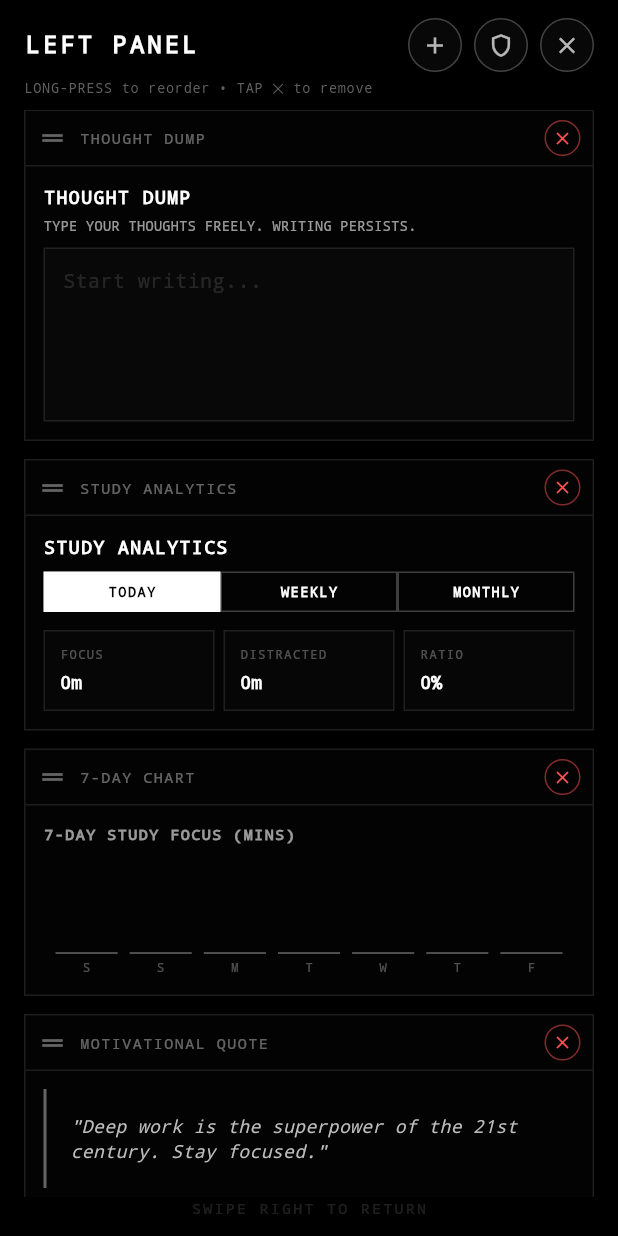
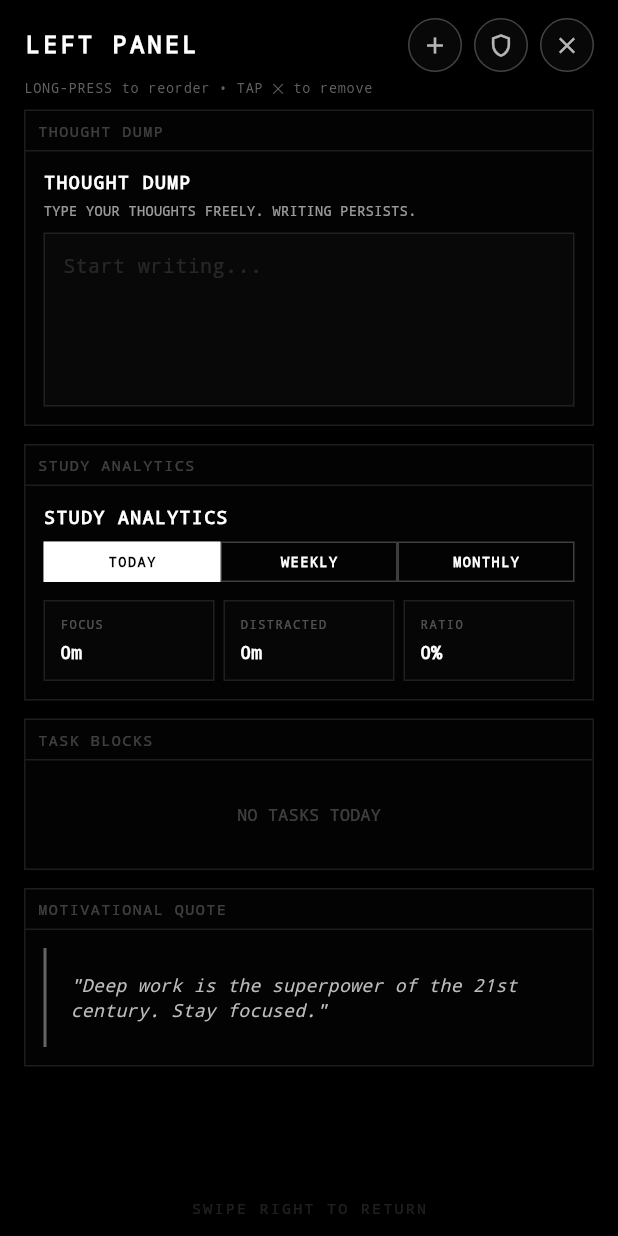
Before and after one commit to HarshDikshit/monophone, a Flutter app: the WidgetPanel widget shown alone on an empty page, opened directly with empty values, on a phone screen of 412 x 824 dp. Run offline on Flutter 3.47's test engine with Material 3 defaults, Android fonts, the phone set to English and light mode, and no system bars; our stand-ins replace audioplayers, package_info_plus, qr_flutter, share_plus, shared_preferences; accounts and stored records are empty; network calls fail.

Commit message:
fix: add task widget; fix: refine left panel widgets

```diff
--- a/frontend/lib/services/widget_panel_service.dart
+++ b/frontend/lib/services/widget_panel_service.dart
@@ -8,7 +8,7 @@ enum PanelWidgetType {
   clock,
   scratchpad,
   analytics,
-  barChart,
+  taskBlocks,    // Replaces barChart - shows plan day tasks with play/pause/stop
   taskBreakdown,
   quickActions,
   motivation,
@@ -25,8 +25,8 @@ extension PanelWidgetTypeExtension on PanelWidgetType {
         return 'THOUGHT DUMP';
       case PanelWidgetType.analytics:
         return 'STUDY ANALYTICS';
-      case PanelWidgetType.barChart:
-        return '7-DAY CHART';
+      case PanelWidgetType.taskBlocks:
+        return 'TASK BLOCKS';
       case PanelWidgetType.taskBreakdown:
         return 'TASK BREAKDOWN';
       case PanelWidgetType.quickActions:
@@ -48,8 +48,8 @@ extension PanelWidgetTypeExtension on PanelWidgetType {
         return Icons.edit_note;
       case PanelWidgetType.analytics:
         return Icons.analytics;
-      case PanelWidgetType.barChart:
-        return Icons.bar_chart;
+      case PanelWidgetType.taskBlocks:
+        return Icons.list_alt;
       case PanelWidgetType.taskBreakdown:
         return Icons.task_alt;
       case PanelWidgetType.quickActions:
@@ -71,8 +71,8 @@ extension PanelWidgetTypeExtension on PanelWidgetType {
         return 'Free-form text notes that persist';
       case PanelWidgetType.analytics:
         return 'Focus, distracted & ratio stats';
-      case PanelWidgetType.barChart:
-        return '7-day study focus bar chart';
+      case PanelWidgetType.taskBlocks:
+        return 'Plan day tasks with play/pause/stop controls & live focus time';
       case PanelWidgetType.taskBreakdown:
         return 'Time distribution by task';
       case PanelWidgetType.quickActions:
@@ -247,8 +247,8 @@ class WidgetPanelService extends ChangeNotifier {
         order: 1,
       ),
       WidgetPanelEntry(
-        id: 'default_barchart',
-        type: PanelWidgetType.barChart,
+        id: 'default_taskblocks',
+        type: PanelWidgetType.taskBlocks,
         order: 2,
       ),
       WidgetPanelEntry(
--- a/frontend/lib/widgets/panel_widgets/widget_panel.dart
+++ b/frontend/lib/widgets/panel_widgets/widget_panel.dart
@@ -438,22 +438,33 @@ class _AnalyticsWidgetState extends State<_AnalyticsWidget> {
 }
 
 // ---------------------------------------------------------------------------
-// 7-DAY BAR CHART WIDGET
+// TASK BLOCKS WIDGET
 // ---------------------------------------------------------------------------
-class _BarChartWidget extends StatelessWidget {
-  const _BarChartWidget();
+class _TaskBlocksWidget extends StatelessWidget {
+  const _TaskBlocksWidget();
+
+  String _fmtDuration(int seconds) {
+    if (seconds <= 0) return '0m';
+    final h = seconds ~/ 3600;
+    final m = (seconds % 3600) ~/ 60;
+    return h > 0 ? '${h}h ${m}m' : '${m}m';
+  }
 
   @override
   Widget build(BuildContext context) {
     final state = Provider.of<LauncherState>(context);
-    final data = state.weeklyStudyData;
+    final planner = state.planner;
+    final now = DateTime.now();
+    final todayTasks = (planner?.tasksForDate(now) ?? [])
+        .where((t) => !t.isCompleted)
+        .toList();
 
-    if (data.isEmpty) {
+    if (todayTasks.isEmpty) {
       return Container(
-        height: 80,
+        padding: const EdgeInsets.symmetric(vertical: 16),
         alignment: Alignment.center,
         child: const Text(
-          'NO DATA AVAILABLE',
+          'NO TASKS TODAY',
           style: TextStyle(
             color: Colors.white24,
             fontSize: 11,
@@ -463,76 +474,136 @@ class _BarChartWidget extends StatelessWidget {
       );
     }
 
-    final keys = data.keys.toList();
-    final values = data.values.toList();
-    final maxMins = values
-        .map((s) => s / 60.0)
-        .fold<double>(0.0, (a, b) => b > a ? b : a);
-    const weekdayLetters = ['S', 'M', 'T', 'W', 'T', 'F', 'S'];
-
     return Column(
       crossAxisAlignment: CrossAxisAlignment.stretch,
       children: [
         const Text(
-          '7-DAY STUDY FOCUS (MINS)',
+          "TODAY'S TASKS",
           style: TextStyle(
-            color: Colors.white60,
+            color: Colors.white,
             fontFamily: 'monospace',
-            fontSize: 10,
+            fontSize: 12,
             fontWeight: FontWeight.bold,
             letterSpacing: 1,
           ),
         ),
         const SizedBox(height: 8),
-        Container(
-          height: 80,
-          padding: const EdgeInsets.symmetric(horizontal: 4),
+        ...todayTasks.map((task) {
+          final isActive = state.activeTaskId == task.id;
+          final isRunning = state.isFocusActive && isActive;
+          final scheduledMinutes = task.durationMinutes;
+          final focusSeconds = task.focusSeconds;
+          final isDone = task.isCompleted;
+
+          return Container(
+            key: ValueKey(task.id),
+            margin: const EdgeInsets.only(bottom: 6),
+            padding: const EdgeInsets.symmetric(horizontal: 8, vertical: 6),
+            decoration: BoxDecoration(
+              color: isActive
+                  ? Colors.white.withOpacity(0.06)
+                  : Colors.transparent,
+              border: Border.all(
+                color: isActive ? Colors.white38 : Colors.white10,
+              ),
+            ),
             child: Row(
-            mainAxisAlignment: MainAxisAlignment.spaceBetween,
-            crossAxisAlignment: CrossAxisAlignment.end,
-            children: List.generate(keys.length, (index) {
-              final mins = values[index] / 60.0;
-              DateTime? dt;
-              try {
-                dt = DateTime.parse(keys[index]);
-              } catch (_) {}
-              final dayLetter = dt != null
-                  ? weekdayLetters[dt.weekday % 7]
-                  : '?';
-              final pct = maxMins > 0
-                  ? (mins / maxMins).clamp(0.02, 1.0)
-                  : 0.02;
-              return Expanded(
-                child: Column(
-                  mainAxisAlignment: MainAxisAlignment.end,
               children: [
                 Expanded(
-                      child: Align(
-                        alignment: Alignment.bottomCenter,
-                        child: FractionallySizedBox(
-                          heightFactor: pct,
+                  child: Column(
+                    crossAxisAlignment: CrossAxisAlignment.start,
+                    children: [
+                      Text(
+                        task.title,
+                        style: TextStyle(
+                          color: isDone
+                              ? Colors.green.withOpacity(0.6)
+                              : (isActive ? Colors.white : Colors.white70),
+                          fontFamily: 'monospace',
+                          fontSize: 11,
+                          fontWeight: isActive
+                              ? FontWeight.bold
+                              : FontWeight.normal,
+                          decoration: isDone
+                              ? TextDecoration.lineThrough
+                              : null,
+                        ),
+                        maxLines: 1,
+                        overflow: TextOverflow.ellipsis,
+                      ),
+                      const SizedBox(height: 2),
+                      Text(
+                        '${_fmtDuration(focusSeconds)} / ${scheduledMinutes}m',
+                        style: TextStyle(
+                          color: focusSeconds > 0
+                              ? Colors.greenAccent.withOpacity(0.7)
+                              : Colors.white30,
+                          fontFamily: 'monospace',
+                          fontSize: 9,
+                        ),
+                      ),
+                    ],
+                  ),
+                ),
+                GestureDetector(
+                  onTap: isRunning
+                      ? null
+                      : () {
+                          state.switchActiveTask(
+                            isActive ? null : task.id,
+                            taskName: task.title,
+                          );
+                          if (!state.isFocusActive) {
+                            state.startFocusTimer();
+                          }
+                        },
                   child: Container(
-                            margin: const EdgeInsets.symmetric(horizontal: 4),
-                            decoration: BoxDecoration(color: Colors.white30),
+                    width: 28,
+                    height: 28,
+                    margin: const EdgeInsets.only(left: 4),
+                    decoration: BoxDecoration(
+                      shape: BoxShape.circle,
+                      border: Border.all(
+                        color: isRunning ? Colors.white24 : Colors.white12,
+                      ),
+                      color: isRunning
+                          ? Colors.white.withOpacity(0.1)
+                          : Colors.transparent,
+                    ),
+                    child: Icon(
+                      isRunning ? Icons.pause : Icons.play_arrow,
+                      color: isRunning ? Colors.white : Colors.greenAccent,
+                      size: 16,
                     ),
                   ),
                 ),
+                if (isRunning)
+                  GestureDetector(
+                    onTap: () {
+                      state.stopFocusTimer(manual: true);
+                      state.switchActiveTask(null);
+                    },
+                    child: Container(
+                      width: 28,
+                      height: 28,
+                      margin: const EdgeInsets.only(left: 4),
+                      decoration: BoxDecoration(
+                        shape: BoxShape.circle,
+                        border: Border.all(
+                          color: Colors.redAccent.withOpacity(0.5),
                         ),
-                    const SizedBox(height: 4),
-                    Text(
-                      dayLetter,
-                      style: const TextStyle(
-                        color: Colors.white30,
-                        fontSize: 8,
-                        fontFamily: 'monospace',
+                      ),
+                      child: const Icon(
+                        Icons.stop,
+                        color: Colors.redAccent,
+                        size: 14,
+                      ),
                     ),
                   ),
               ],
             ),
           );
         }),
-          ),
-        ),
       ],
     );
   }
@@ -752,7 +823,7 @@ class _SystemInfoWidgetState extends State<_SystemInfoWidget> {
 }
 
 // ---------------------------------------------------------------------------
-// ANDROID APP WIDGET — Placeholder (native view hosted via AndroidView)
+// ANDROID APP WIDGET
 // ---------------------------------------------------------------------------
 class _AndroidAppWidget extends StatelessWidget {
   final int appWidgetId;
@@ -785,9 +856,8 @@ class _AndroidAppWidget extends StatelessWidget {
               ),
             ),
           ),
-          // AndroidView widget — hosts the actual native app widget
           SizedBox(
-            height: 200, // Default height, widgets will resize
+            height: 200,
             child: AndroidView(
               viewType: 'com.dixit.monophone/app_widget',
               creationParams: {'appWidgetId': appWidgetId},
@@ -866,7 +936,6 @@ class _AddWidgetOverlayState extends State<_AddWidgetOverlay> {
               Expanded(
                 child: ListView(
                   children: [
-                    // System widgets section
                     if (availableTypes.isNotEmpty) ...[
                       const Text(
                         'LAUNCHER WIDGETS',
@@ -945,7 +1014,6 @@ class _AddWidgetOverlayState extends State<_AddWidgetOverlay> {
                     const Divider(color: Colors.white10),
                     const SizedBox(height: 12),
 
-                    // Android AppWidgets section
                     const Text(
                       'ANDROID APP WIDGETS',
                       style: TextStyle(
@@ -1096,8 +1164,8 @@ Widget _buildWidgetByType(WidgetPanelEntry entry) {
       return const _ScratchpadWidget();
     case PanelWidgetType.analytics:
       return const _AnalyticsWidget();
-    case PanelWidgetType.barChart:
-      return const _BarChartWidget();
+    case PanelWidgetType.taskBlocks:
+      return const _TaskBlocksWidget();
     case PanelWidgetType.taskBreakdown:
       return const _TaskBreakdownWidget();
     case PanelWidgetType.quickActions:
@@ -1128,6 +1196,7 @@ class WidgetPanel extends StatefulWidget {
 
 class _WidgetPanelState extends State<WidgetPanel> {
   late WidgetPanelService _panelService;
+  bool _editMode = false;
 
   @override
   void initState() {
@@ -1183,7 +1252,6 @@ class _WidgetPanelState extends State<WidgetPanel> {
             child: Column(
               crossAxisAlignment: CrossAxisAlignment.stretch,
               children: [
-                // Header — always shows manage (+), close (X)
                 Row(
                   mainAxisAlignment: MainAxisAlignment.spaceBetween,
                   children: [
@@ -1234,7 +1302,45 @@ class _WidgetPanelState extends State<WidgetPanel> {
                 ),
                 const SizedBox(height: 8),
 
-                // Widget list
+                if (_editMode)
+                  Padding(
+                    padding: const EdgeInsets.only(bottom: 8),
+                    child: GestureDetector(
+                      onTap: () => setState(() => _editMode = false),
+                      child: Container(
+                        padding: const EdgeInsets.symmetric(
+                          vertical: 6,
+                          horizontal: 12,
+                        ),
+                        decoration: BoxDecoration(
+                          border: Border.all(
+                            color: Colors.redAccent.withOpacity(0.4),
+                          ),
+                          color: Colors.redAccent.withOpacity(0.05),
+                        ),
+                        child: Row(
+                          mainAxisSize: MainAxisSize.min,
+                          children: const [
+                            Icon(
+                              Icons.close,
+                              color: Colors.redAccent,
+                              size: 14,
+                            ),
+                            SizedBox(width: 6),
+                            Text(
+                              'TAP TO EXIT EDIT MODE',
+                              style: TextStyle(
+                                color: Colors.redAccent,
+                                fontFamily: 'monospace',
+                                fontSize: 9,
+                              ),
+                            ),
+                          ],
+                        ),
+                      ),
+                    ),
+                  ),
+
                 Expanded(
                   child: _panelService.entries.isEmpty
                       ? Center(
@@ -1329,7 +1435,6 @@ class _WidgetPanelState extends State<WidgetPanel> {
                         ),
                 ),
 
-                // Footer
                 Center(
                   child: Text(
                     'SWIPE RIGHT TO RETURN',
@@ -1379,29 +1484,31 @@ class _WidgetPanelState extends State<WidgetPanel> {
         child: Column(
           crossAxisAlignment: CrossAxisAlignment.stretch,
           children: [
-          // Always-visible header with drag handle, label, and remove button
             Container(
               padding: const EdgeInsets.symmetric(horizontal: 8, vertical: 6),
-            decoration: const BoxDecoration(
+              decoration: BoxDecoration(
                 border: Border(bottom: BorderSide(color: Colors.white10)),
+                color: _editMode
+                    ? Colors.redAccent.withOpacity(0.05)
+                    : Colors.transparent,
               ),
               child: Row(
                 children: [
-                // Drag handle (always visible, only functional for reorder via ReorderableListView)
-                Icon(Icons.drag_handle, color: Colors.white38, size: 20),
-                const SizedBox(width: 8),
+                  if (_editMode)
+                    Icon(Icons.drag_handle, color: Colors.white60, size: 20),
+                  if (_editMode) const SizedBox(width: 8),
                   Expanded(
                     child: Text(
                       entry.type.displayName,
-                    style: const TextStyle(
-                      color: Colors.white38,
+                      style: TextStyle(
+                        color: _editMode ? Colors.white : Colors.white24,
                         fontFamily: 'monospace',
                         fontSize: 10,
                         letterSpacing: 1,
                       ),
                     ),
                   ),
-                // Remove button (always visible)
+                  if (_editMode)
                     GestureDetector(
                       onTap: () => _panelService.removeWidget(entry.id),
                       child: Container(
@@ -1422,8 +1529,6 @@ class _WidgetPanelState extends State<WidgetPanel> {
                 ],
               ),
             ),
-
-          // Widget body
             Padding(
               padding: const EdgeInsets.all(12),
               child: _buildWidgetByType(entry),
```
Lines whose indentation alone changed are shown as unchanged.
